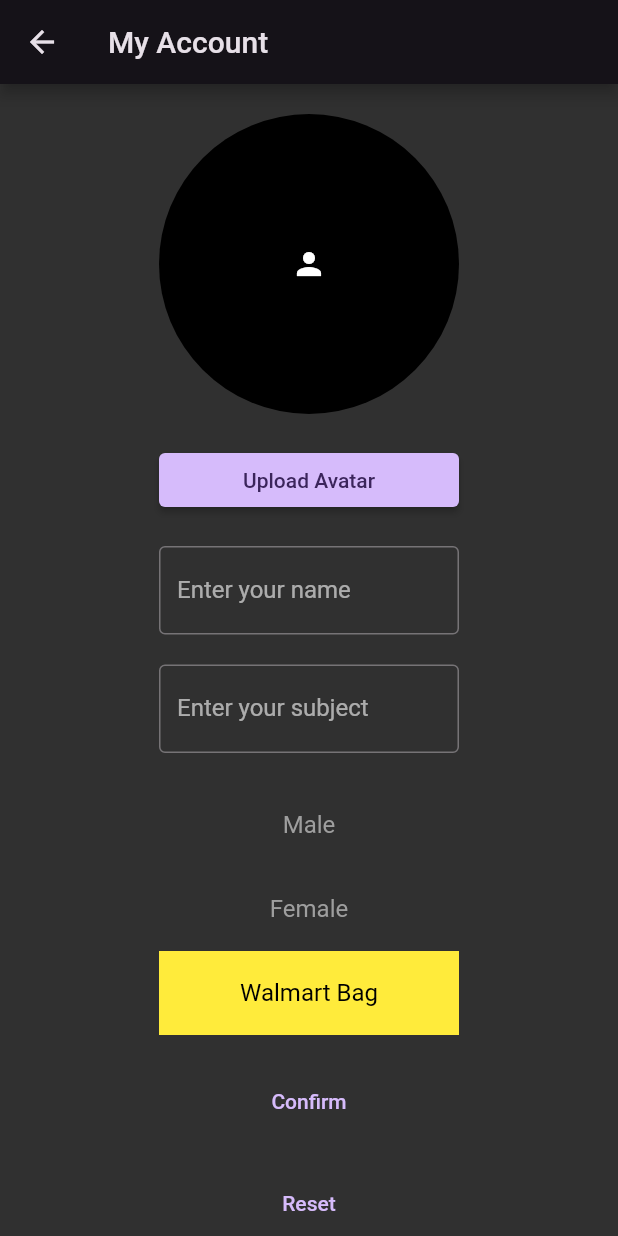
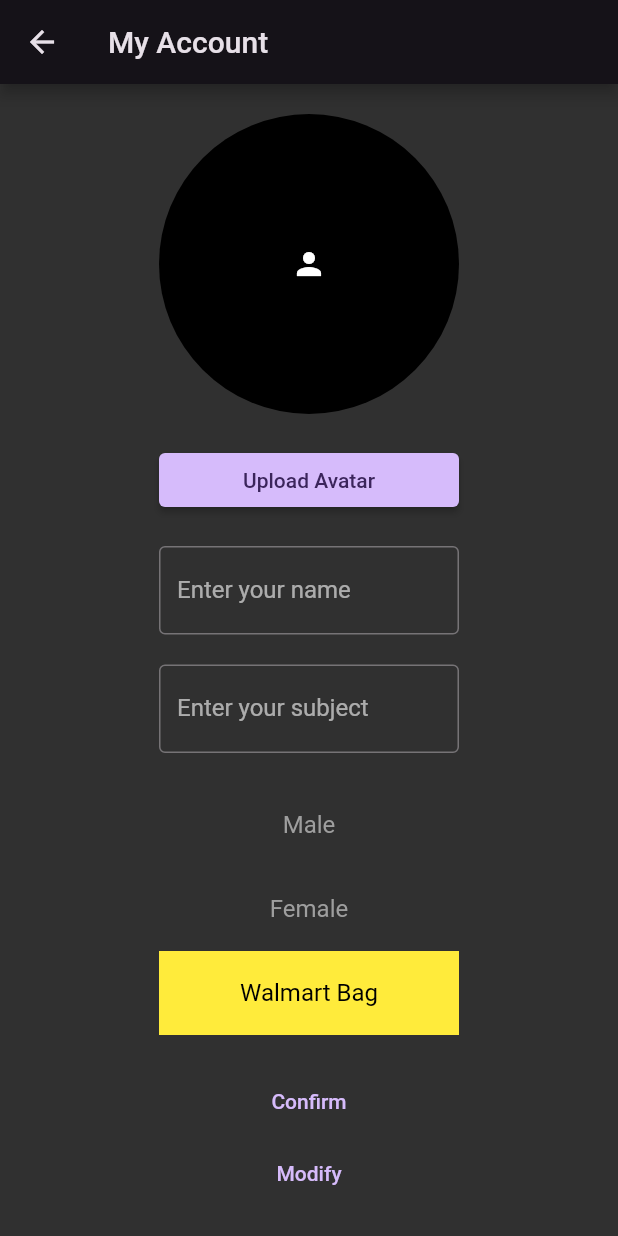
Before and after one commit to MartinDampier/4243Project, a Flutter app: the AccountPage screen opened directly, on a phone screen of 412 x 824 dp. Run offline on Flutter 3.47's test engine with Material 2 defaults, Android fonts, the phone set to English and light mode, and no system bars; our stand-ins replace image_picker.

Commit message:
fix confirm button

```diff
--- a/lib/views/accountView.dart
+++ b/lib/views/accountView.dart
@@ -129,12 +129,8 @@ class _AccountPageState extends State<AccountPage> {
                 ),
               ),
             )),
-            SizedBox(height: 20),
-            Align(
-              alignment: Alignment.center,
-              child: Container(
-                width: 200,
-                child: TextButton(
+            SizedBox(height: 20), // Provide some vertical spacing
+            TextButton(
               onPressed: () {
                 setState(() {
                   _name = _nameController.text;
@@ -143,27 +139,17 @@ class _AccountPageState extends State<AccountPage> {
               },
               child: const Text('Confirm'),
             ),
-              ),
-            ),
-            SizedBox(height: 20),
-            Align(
-              alignment: Alignment.center,
-              child: Container(
-                width: 200,
-                child: TextButton(
+            TextButton(
               onPressed: () {
-                    // Logic to clear the form
                 setState(() {
-                      _nameController.clear();
-                      _subjectController.clear();
+                  _nameController.text = '';
+                  _subjectController.text = '';
                   _name = '';
                   _subject = '';
-                      _gender = 'Not Specified'; // Reset the gender to default
+                  _gender = 'Walmart Bag'; // Reset the gender to default
                 });
               },
-                  child: const Text('Reset'),
-                ),
-              ),
+              child: const Text('Modify'),
             ),
             SizedBox(height: 20),
             Align(
@@ -181,19 +167,14 @@ class _AccountPageState extends State<AccountPage> {
                 ),
               ),
             ),
-            SizedBox(height: 20),
-            Align(
-              alignment: Alignment.center,
-              child: Container(
-                width: 200,
-                child: TextButton(
+            if (_name.isNotEmpty && _subject.isNotEmpty && _gender.isNotEmpty)
+              Text('Hello, $_name! Your subject is $_subject and your gender is $_gender.'),
+            TextButton(
               onPressed: () {
-                    // Logic to go back to the previous screen
                 Navigator.pop(context);
               },
               child: const Text('Go Back'),
-                ),
-              ),
+
             ),
           ],
         ),
```
Lines whose indentation alone changed are shown as unchanged.
